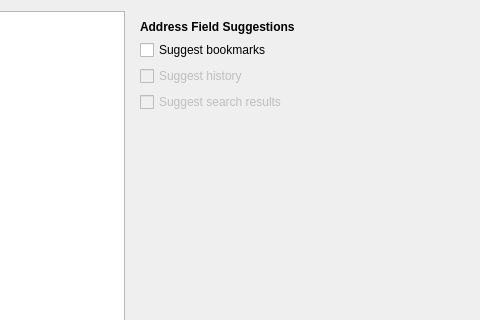
OtterBrowser/otter-browser, file src/ui/preferences/PreferencesAdvancedPageWidget.ui: the form before one commit; both pictures show x 120 to 600 and y 0 to 320 of the 600 by 600 pixel window.
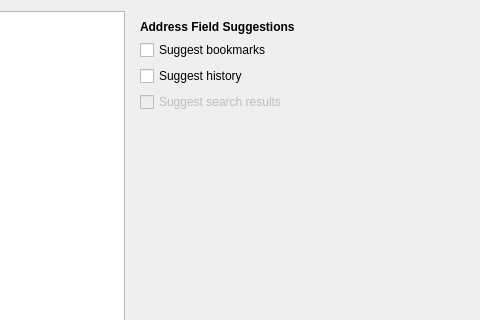
The form after the commit. Custom widgets are drawn as their Qt base class.

What changed in the file:
```diff
--- a/src/ui/preferences/PreferencesAdvancedPageWidget.ui
+++ b/src/ui/preferences/PreferencesAdvancedPageWidget.ui
@@ -67,9 +67,6 @@
          </item>
          <item>
           <widget class="QCheckBox" name="suggestHistoryCheckBox">
-           <property name="enabled">
-            <bool>false</bool>
-           </property>
            <property name="text">
             <string>Suggest history</string>
            </property>
```
